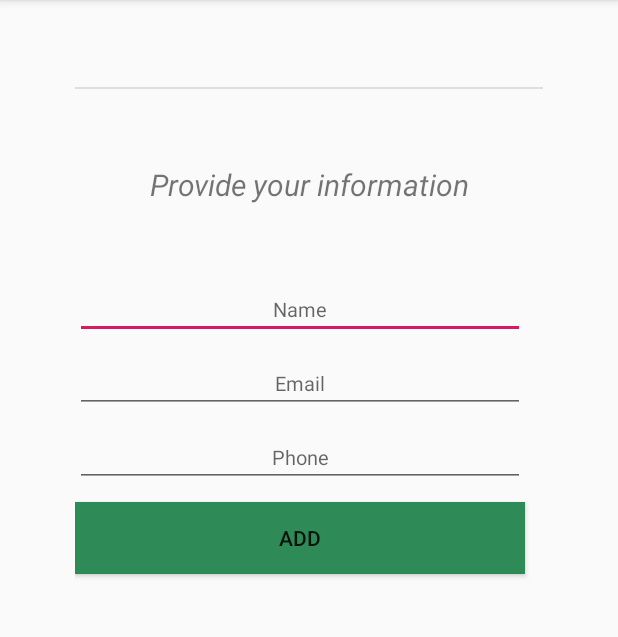
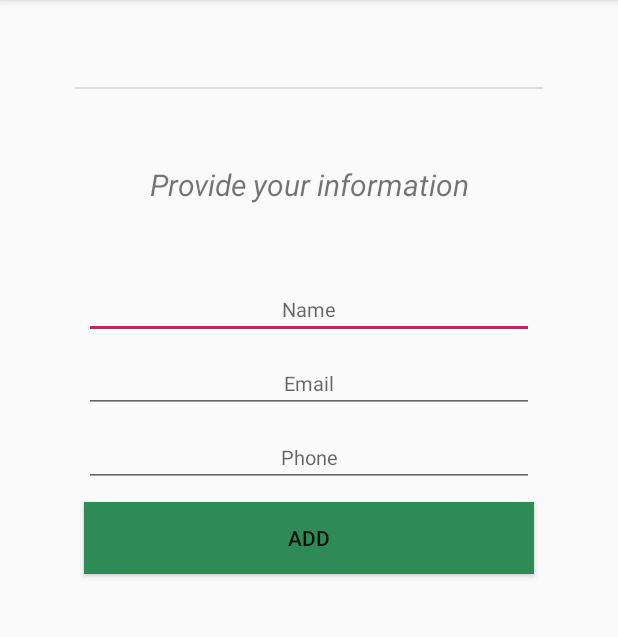
Before and after one commit to otetLopez/RegisterUser, an Android app: the RegisterActivity screen opened directly, with no data from a screen before it, on a phone screen of 412 x 824 dp, the part 84-721 px from its top. Run offline under Robolectric (Android 15) with nearby library versions, the phone set to English and light mode, and no system bars.

Commit message:
fixes on layout in prep for fragment

```diff
--- a/Rosette_768425_FT/app/src/main/res/layout/activity_register.xml
+++ b/Rosette_768425_FT/app/src/main/res/layout/activity_register.xml
@@ -28,6 +28,7 @@
         android:layout_width="300dp"
         android:layout_height="wrap_content"
         android:gravity="center"
+        android:layout_gravity="center"
         android:textSize="13sp"
         android:layout_marginTop="50dp"
         android:hint="Name"/>
@@ -37,6 +38,7 @@
         android:layout_width="300dp"
         android:layout_height="wrap_content"
         android:gravity="center"
+        android:layout_gravity="center"
         android:textSize="13sp"
         android:layout_marginTop="10dp"
         android:hint="Email"/>
@@ -46,6 +48,7 @@
         android:layout_width="300dp"
         android:layout_height="wrap_content"
         android:gravity="center"
+        android:layout_gravity="center"
         android:textSize="13sp"
         android:inputType="number"
         android:layout_marginTop="10dp"
@@ -55,6 +58,7 @@
         android:id="@+id/btn_add"
         android:layout_width="300dp"
         android:layout_height="wrap_content"
+        android:layout_gravity="center"
         android:background="#2E8B57"
         android:layout_marginTop="10dp"
         android:layout_marginBottom="10dp"
```
